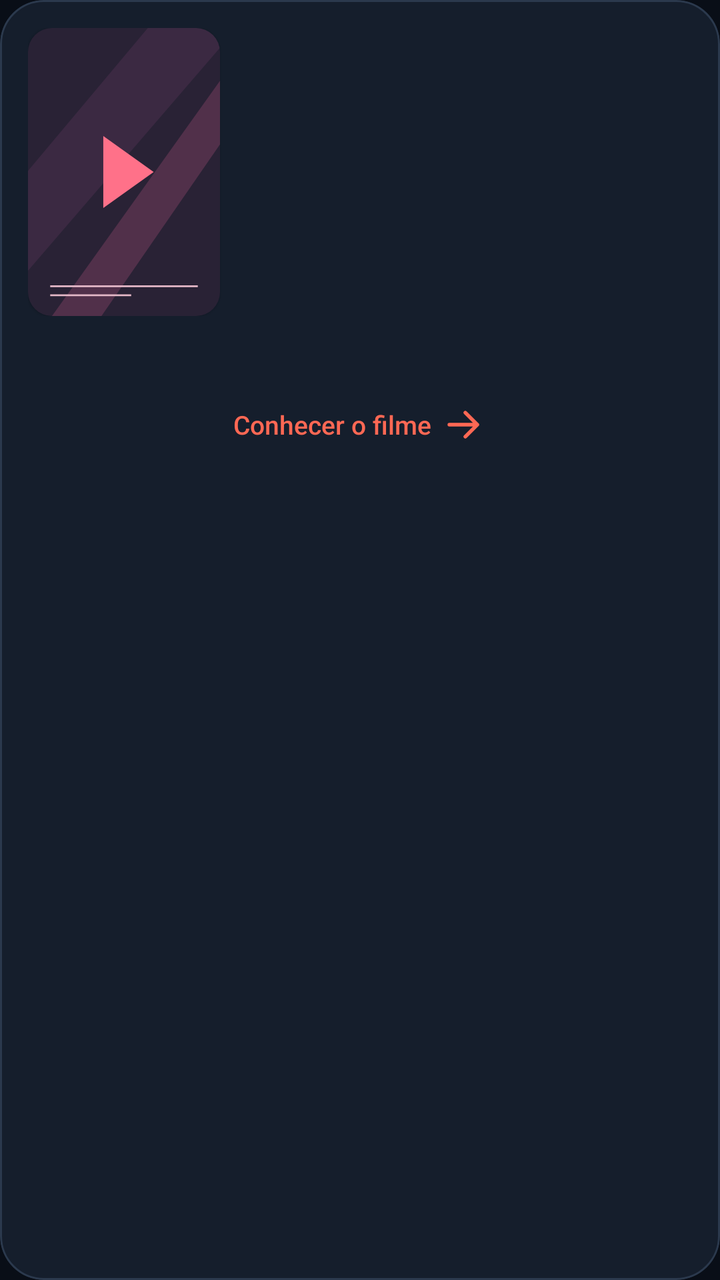
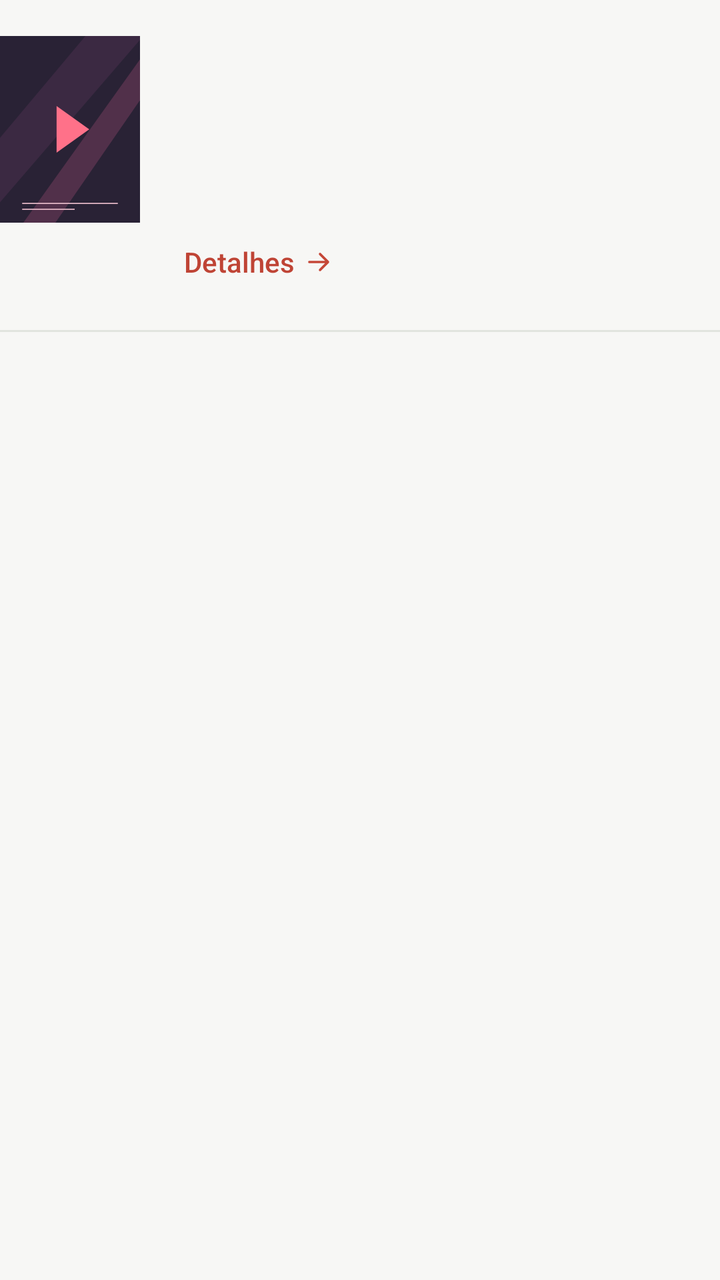

Before-and-after screenshots of an Android layout around one commit, followed by the original layout XML and the change that was made.
<!-- AndroidManifest.xml: application theme Theme.CineMatch -->
<!-- res/layout/item_movie.xml -->
<com.google.android.material.card.MaterialCardView xmlns:android="http://schemas.android.com/apk/res/android" xmlns:app="http://schemas.android.com/apk/res-auto" android:layout_width="match_parent" android:layout_height="wrap_content" android:layout_marginBottom="14dp" android:layout_marginHorizontal="3dp" app:cardCornerRadius="22dp" app:strokeWidth="1dp" app:strokeColor="@color/outline" app:cardBackgroundColor="@color/surface" app:cardElevation="0dp">
    <LinearLayout android:layout_width="match_parent" android:layout_height="wrap_content" android:orientation="vertical" android:padding="14dp">
        <LinearLayout android:layout_width="match_parent" android:layout_height="wrap_content" android:baselineAligned="false">
            <com.google.android.material.card.MaterialCardView android:layout_width="96dp" android:layout_height="144dp" app:cardCornerRadius="12dp" app:strokeWidth="0dp"><ImageView android:id="@+id/poster" android:layout_width="match_parent" android:layout_height="match_parent" android:src="@drawable/poster_placeholder" android:scaleType="centerCrop" android:contentDescription="@string/v2_item_movie_1"/></com.google.android.material.card.MaterialCardView>
            <LinearLayout android:layout_width="0dp" android:layout_weight="1" android:layout_height="wrap_content" android:layout_marginStart="14dp" android:orientation="vertical">
                <TextView android:id="@+id/title" android:layout_width="match_parent" android:layout_height="wrap_content" android:textSize="18sp" android:fontFamily="sans-serif-medium" android:textColor="@color/text" android:maxLines="3" android:ellipsize="end"/>
                <TextView android:id="@+id/metadata" style="@style/Body" android:layout_width="match_parent" android:layout_height="wrap_content" android:textSize="11sp" android:layout_marginTop="6dp"/>
                <TextView android:id="@+id/ratings" android:layout_width="match_parent" android:layout_height="wrap_content" android:layout_marginTop="10dp" android:textColor="@color/watch" android:textSize="11sp"/>
            </LinearLayout>
        </LinearLayout>
        <TextView android:id="@+id/reason" style="@style/Body" android:layout_width="match_parent" android:layout_height="wrap_content" android:layout_marginTop="14dp" android:textSize="12sp"/>
        <com.google.android.material.button.MaterialButton android:id="@+id/details" style="@style/Widget.MaterialComponents.Button.TextButton" android:layout_width="match_parent" android:layout_height="48dp" android:text="@string/v2_item_movie_2" android:textAllCaps="false" android:textSize="13sp" app:icon="@drawable/ic_arrow" app:iconGravity="textEnd"/>
        <LinearLayout android:id="@+id/edit_actions" android:layout_width="match_parent" android:layout_height="wrap_content" android:visibility="gone" android:baselineAligned="false">
            <com.google.android.material.button.MaterialButton android:id="@+id/edit" style="@style/Widget.MaterialComponents.Button.OutlinedButton" android:layout_width="0dp" android:layout_weight="1" android:layout_height="48dp" android:layout_marginEnd="4dp" android:text="@string/v2_item_movie_3" android:textAllCaps="false" android:textSize="12sp" app:cornerRadius="12dp" app:strokeColor="@color/outline"/>
            <com.google.android.material.button.MaterialButton android:id="@+id/delete" style="@style/Widget.MaterialComponents.Button.TextButton" android:layout_width="0dp" android:layout_weight="1" android:layout_height="48dp" android:text="@string/v2_item_movie_4" android:textAllCaps="false" android:textSize="12sp" android:textColor="@color/muted"/>
        </LinearLayout>
    </LinearLayout>
</com.google.android.material.card.MaterialCardView>
<!-- resources referenced by this layout -->
<resources>
  <color name="muted">#9DAAC0</color>
  <color name="outline">#2B394D</color>
  <color name="surface">#151E2C</color>
  <color name="text">#F5F4F0</color>
  <color name="watch">#F2CB81</color>
  <!-- drawable ic_arrow (drawable) -->
  <vector xmlns:android="http://schemas.android.com/apk/res/android" android:width="24dp" android:height="24dp" android:viewportWidth="24" android:viewportHeight="24"><path android:fillColor="#00000000" android:strokeColor="#FFFFFF" android:strokeWidth="1.8" android:strokeLineJoin="round" android:strokeLineCap="round" android:pathData="M5,12H19M13,6L19,12L13,18"/></vector>
  <string name="v2_item_movie_1">Cartaz do filme</string>
  <string name="v2_item_movie_2">Conhecer o filme</string>
  <string name="v2_item_movie_3">Alterar</string>
  <string name="v2_item_movie_4">Excluir</string>
  <style name="Body"><item name="android:textSize">14sp</item><item name="android:textColor">@color/muted</item><item name="android:lineSpacingExtra">4dp</item></style>
  <style name="Theme.CineMatch" parent="Theme.MaterialComponents.DayNight.NoActionBar">
          <item name="colorPrimary">@color/accent</item><item name="colorPrimaryVariant">#D94737</item>
          <item name="colorSecondary">@color/accent</item><item name="colorOnPrimary">@color/background</item>
          <item name="colorSurface">@color/surface</item><item name="colorOnSurface">@color/text</item>
          <item name="android:colorBackground">@color/background</item><item name="android:textColorPrimary">@color/text</item>
          <item name="android:textColorSecondary">@color/muted</item><item name="android:fontFamily">sans-serif</item>
          <item name="android:windowLightStatusBar">false</item><item name="android:statusBarColor">@color/background</item>
          <item name="android:navigationBarColor">@color/background</item><item name="android:windowBackground">@color/background</item>
          <item name="materialButtonStyle">@style/PrimaryButton</item>
          <item name="textInputStyle">@style/CinemaInput</item>
      </style>
  <color name="accent">#FF6854</color>
  <color name="background">#090E17</color>
  <style name="PrimaryButton" parent="Widget.MaterialComponents.Button"><item name="cornerRadius">16dp</item><item name="android:minHeight">56dp</item><item name="android:textAllCaps">false</item><item name="android:textSize">15sp</item><item name="android:fontFamily">sans-serif-medium</item><item name="android:letterSpacing">0</item><item name="elevation">0dp</item></style>
  <style name="CinemaInput" parent="Widget.MaterialComponents.TextInputLayout.OutlinedBox"><item name="boxCornerRadiusTopStart">14dp</item><item name="boxCornerRadiusTopEnd">14dp</item><item name="boxCornerRadiusBottomStart">14dp</item><item name="boxCornerRadiusBottomEnd">14dp</item><item name="boxBackgroundColor">@color/surface</item><item name="boxStrokeColor">@color/input_stroke</item><item name="hintTextColor">@color/muted</item></style>
  <!-- unchanged entries left out for length: 1 -->
</resources>

<!-- the commit's change to res/layout/item_movie.xml (unified diff, before → after) -->
@@ -1,18 +1,14 @@
-<com.google.android.material.card.MaterialCardView xmlns:android="http://schemas.android.com/apk/res/android" xmlns:app="http://schemas.android.com/apk/res-auto" android:layout_width="match_parent" android:layout_height="wrap_content" android:layout_marginBottom="14dp" android:layout_marginHorizontal="3dp" app:cardCornerRadius="22dp" app:strokeWidth="1dp" app:strokeColor="@color/outline" app:cardBackgroundColor="@color/surface" app:cardElevation="0dp">
-    <LinearLayout android:layout_width="match_parent" android:layout_height="wrap_content" android:orientation="vertical" android:padding="14dp">
-        <LinearLayout android:layout_width="match_parent" android:layout_height="wrap_content" android:baselineAligned="false">
-            <com.google.android.material.card.MaterialCardView android:layout_width="96dp" android:layout_height="144dp" app:cardCornerRadius="12dp" app:strokeWidth="0dp"><ImageView android:id="@+id/poster" android:layout_width="match_parent" android:layout_height="match_parent" android:src="@drawable/poster_placeholder" android:scaleType="centerCrop" android:contentDescription="@string/v2_item_movie_1"/></com.google.android.material.card.MaterialCardView>
-            <LinearLayout android:layout_width="0dp" android:layout_weight="1" android:layout_height="wrap_content" android:layout_marginStart="14dp" android:orientation="vertical">
-                <TextView android:id="@+id/title" android:layout_width="match_parent" android:layout_height="wrap_content" android:textSize="18sp" android:fontFamily="sans-serif-medium" android:textColor="@color/text" android:maxLines="3" android:ellipsize="end"/>
-                <TextView android:id="@+id/metadata" style="@style/Body" android:layout_width="match_parent" android:layout_height="wrap_content" android:textSize="11sp" android:layout_marginTop="6dp"/>
-                <TextView android:id="@+id/ratings" android:layout_width="match_parent" android:layout_height="wrap_content" android:layout_marginTop="10dp" android:textColor="@color/watch" android:textSize="11sp"/>
-            </LinearLayout>
-        </LinearLayout>
-        <TextView android:id="@+id/reason" style="@style/Body" android:layout_width="match_parent" android:layout_height="wrap_content" android:layout_marginTop="14dp" android:textSize="12sp"/>
-        <com.google.android.material.button.MaterialButton android:id="@+id/details" style="@style/Widget.MaterialComponents.Button.TextButton" android:layout_width="match_parent" android:layout_height="48dp" android:text="@string/v2_item_movie_2" android:textAllCaps="false" android:textSize="13sp" app:icon="@drawable/ic_arrow" app:iconGravity="textEnd"/>
-        <LinearLayout android:id="@+id/edit_actions" android:layout_width="match_parent" android:layout_height="wrap_content" android:visibility="gone" android:baselineAligned="false">
-            <com.google.android.material.button.MaterialButton android:id="@+id/edit" style="@style/Widget.MaterialComponents.Button.OutlinedButton" android:layout_width="0dp" android:layout_weight="1" android:layout_height="48dp" android:layout_marginEnd="4dp" android:text="@string/v2_item_movie_3" android:textAllCaps="false" android:textSize="12sp" app:cornerRadius="12dp" app:strokeColor="@color/outline"/>
-            <com.google.android.material.button.MaterialButton android:id="@+id/delete" style="@style/Widget.MaterialComponents.Button.TextButton" android:layout_width="0dp" android:layout_weight="1" android:layout_height="48dp" android:text="@string/v2_item_movie_4" android:textAllCaps="false" android:textSize="12sp" android:textColor="@color/muted"/>
-        </LinearLayout>
-    </LinearLayout>
-</com.google.android.material.card.MaterialCardView>
+<LinearLayout xmlns:android="http://schemas.android.com/apk/res/android" xmlns:app="http://schemas.android.com/apk/res-auto" android:layout_width="match_parent" android:layout_height="wrap_content" android:orientation="vertical" android:paddingTop="12dp">
+ <LinearLayout android:layout_width="match_parent" android:layout_height="wrap_content" android:baselineAligned="false">
+  <ImageView android:id="@+id/poster" android:layout_width="70dp" android:layout_height="105dp" android:scaleType="fitCenter" android:src="@drawable/poster_placeholder" android:contentDescription="@string/banner_dialog_movie_19"/>
+  <LinearLayout android:layout_width="0dp" android:layout_weight="1" android:layout_height="wrap_content" android:layout_marginStart="14dp" android:orientation="vertical">
+   <TextView android:id="@+id/title" style="@style/Title" android:layout_width="match_parent" android:layout_height="wrap_content" android:textSize="18sp"/>
+   <TextView android:id="@+id/metadata" style="@style/Body" android:layout_width="match_parent" android:layout_height="wrap_content" android:layout_marginTop="5dp" android:textSize="13sp"/>
+   <TextView android:id="@+id/ratings" style="@style/Body" android:layout_width="match_parent" android:layout_height="wrap_content" android:layout_marginTop="6dp" android:textSize="12sp"/>
+   <TextView android:id="@+id/reason" style="@style/Body" android:layout_width="match_parent" android:layout_height="wrap_content" android:layout_marginTop="8dp" android:textSize="13sp"/>
+   <com.google.android.material.button.MaterialButton android:id="@+id/details" style="@style/TextButton" android:layout_width="wrap_content" android:layout_height="wrap_content" android:text="@string/banner_item_movie_24" app:icon="@drawable/ic_arrow" app:iconGravity="textEnd" app:iconSize="16dp"/>
+  </LinearLayout>
+ </LinearLayout>
+ <LinearLayout android:id="@+id/edit_actions" android:layout_width="match_parent" android:layout_height="wrap_content" android:visibility="gone" android:baselineAligned="false"><com.google.android.material.button.MaterialButton android:id="@+id/edit" style="@style/TextButton" android:layout_width="0dp" android:layout_weight="1" android:layout_height="wrap_content" android:text="@string/banner_item_movie_25"/><com.google.android.material.button.MaterialButton android:id="@+id/delete" style="@style/TextButton" android:layout_width="wrap_content" android:layout_height="wrap_content" android:text="@string/banner_item_movie_26" android:textColor="@color/muted"/></LinearLayout>
+ <View android:layout_width="match_parent" android:layout_height="1dp" android:layout_marginTop="10dp" android:background="@color/outline"/>
+</LinearLayout>
<!-- resource entries referenced after the edit -->
@@ -1,31 +1,34 @@
 <!-- resources referenced by this layout -->
 <resources>
-  <color name="muted">#9DAAC0</color>
-  <color name="outline">#2B394D</color>
-  <color name="surface">#151E2C</color>
-  <color name="text">#F5F4F0</color>
-  <color name="watch">#F2CB81</color>
+  <color name="muted">#696E6B</color>
+  <color name="outline">#E1E4DE</color>
+  <color name="surface">#FFFFFF</color>
+  <color name="text">#202322</color>
+  <color name="primary">#C54737</color>
+  <color name="on_primary">#FFFFFF</color>
   <!-- drawable ic_arrow (drawable) -->
   <vector xmlns:android="http://schemas.android.com/apk/res/android" android:width="24dp" android:height="24dp" android:viewportWidth="24" android:viewportHeight="24"><path android:fillColor="#00000000" android:strokeColor="#FFFFFF" android:strokeWidth="1.8" android:strokeLineJoin="round" android:strokeLineCap="round" android:pathData="M5,12H19M13,6L19,12L13,18"/></vector>
-  <string name="v2_item_movie_1">Cartaz do filme</string>
-  <string name="v2_item_movie_2">Conhecer o filme</string>
-  <string name="v2_item_movie_3">Alterar</string>
-  <string name="v2_item_movie_4">Excluir</string>
-  <style name="Body"><item name="android:textSize">14sp</item><item name="android:textColor">@color/muted</item><item name="android:lineSpacingExtra">4dp</item></style>
+  <string name="banner_dialog_movie_19">Cartaz</string>
+  <string name="banner_item_movie_24">Detalhes</string>
+  <string name="banner_item_movie_25">Alterar avaliação</string>
+  <string name="banner_item_movie_26">Remover</string>
+  <style name="Body"><item name="android:textSize">14sp</item><item name="android:textColor">@color/muted</item><item name="android:lineSpacingExtra">2dp</item></style>
+  <style name="TextButton" parent="Widget.MaterialComponents.Button.TextButton"><item name="android:textAllCaps">false</item><item name="android:minHeight">48dp</item><item name="android:textColor">@color/accent</item><item name="android:textSize">14sp</item><item name="android:letterSpacing">0</item></style>
+  <style name="Title"><item name="android:textSize">28sp</item><item name="android:fontFamily">sans-serif-medium</item><item name="android:textColor">@color/text</item><item name="android:lineSpacingExtra">1dp</item></style>
   <style name="Theme.CineMatch" parent="Theme.MaterialComponents.DayNight.NoActionBar">
-          <item name="colorPrimary">@color/accent</item><item name="colorPrimaryVariant">#D94737</item>
-          <item name="colorSecondary">@color/accent</item><item name="colorOnPrimary">@color/background</item>
+          <item name="colorPrimary">@color/primary</item><item name="colorPrimaryVariant">#D94737</item>
+          <item name="colorSecondary">@color/accent</item><item name="colorOnPrimary">@color/on_primary</item>
           <item name="colorSurface">@color/surface</item><item name="colorOnSurface">@color/text</item>
           <item name="android:colorBackground">@color/background</item><item name="android:textColorPrimary">@color/text</item>
           <item name="android:textColorSecondary">@color/muted</item><item name="android:fontFamily">sans-serif</item>
-          <item name="android:windowLightStatusBar">false</item><item name="android:statusBarColor">@color/background</item>
+          <item name="android:windowLightStatusBar">@bool/light_system_bars</item><item name="android:statusBarColor">@color/background</item>
           <item name="android:navigationBarColor">@color/background</item><item name="android:windowBackground">@color/background</item>
           <item name="materialButtonStyle">@style/PrimaryButton</item>
           <item name="textInputStyle">@style/CinemaInput</item>
       </style>
-  <color name="accent">#FF6854</color>
-  <color name="background">#090E17</color>
-  <style name="PrimaryButton" parent="Widget.MaterialComponents.Button"><item name="cornerRadius">16dp</item><item name="android:minHeight">56dp</item><item name="android:textAllCaps">false</item><item name="android:textSize">15sp</item><item name="android:fontFamily">sans-serif-medium</item><item name="android:letterSpacing">0</item><item name="elevation">0dp</item></style>
+  <color name="accent">#BF4435</color>
+  <color name="background">#F7F7F5</color>
+  <style name="PrimaryButton" parent="Widget.MaterialComponents.Button"><item name="cornerRadius">12dp</item><item name="android:minHeight">56dp</item><item name="android:textAllCaps">false</item><item name="android:textSize">15sp</item><item name="android:fontFamily">sans-serif-medium</item><item name="android:letterSpacing">0</item><item name="elevation">0dp</item></style>
   <style name="CinemaInput" parent="Widget.MaterialComponents.TextInputLayout.OutlinedBox"><item name="boxCornerRadiusTopStart">14dp</item><item name="boxCornerRadiusTopEnd">14dp</item><item name="boxCornerRadiusBottomStart">14dp</item><item name="boxCornerRadiusBottomEnd">14dp</item><item name="boxBackgroundColor">@color/surface</item><item name="boxStrokeColor">@color/input_stroke</item><item name="hintTextColor">@color/muted</item></style>
   <!-- unchanged entries left out for length: 1 -->
 </resources>
